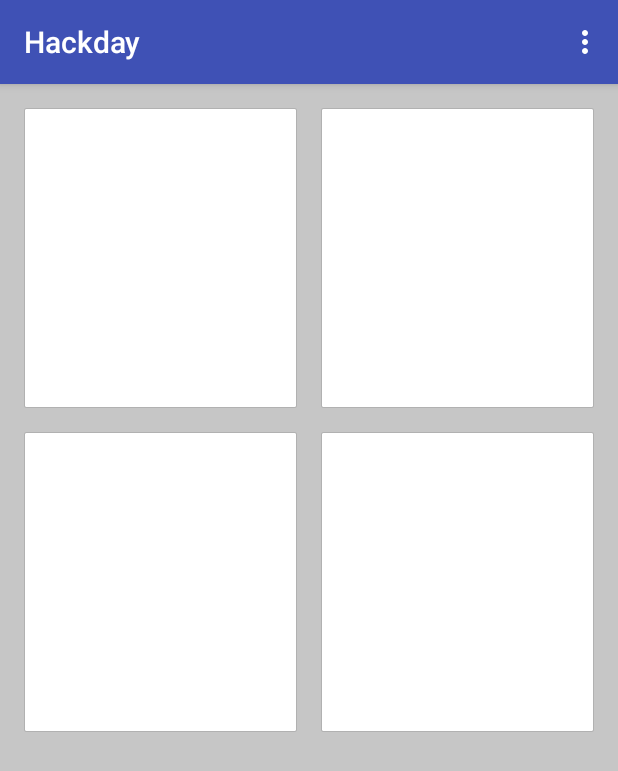
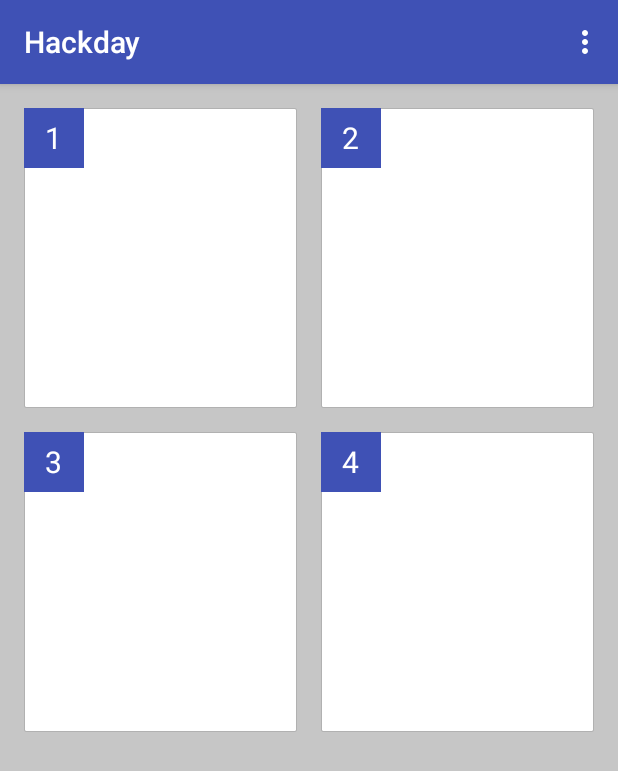
Before and after one commit to g82/Hackday, an Android app: the screen it shows after launch (MainActivity), on a phone screen of 412 x 824 dp. Shown: the top 771 px of the screen. Run offline under Robolectric (Android 15) with nearby library versions, the phone set to English and light mode, and no system bars; 2 statements that could not run were skipped.

Commit message:
layout changed

```diff
--- a/app/src/main/java/com/diffpath/hackday/DefineActionActivity.java
+++ b/app/src/main/java/com/diffpath/hackday/DefineActionActivity.java
@@ -54,12 +54,28 @@ public class DefineActionActivity extends ActionBarActivity {
         obj.setId(0);
         obj.setDescription("휴대전화의 위치를 찾습니다");
         obj.setName("위치찾기");
+        obj.setImg(R.drawable.transmission3);
         action_lists.add(obj);
 
         obj = new ActionObject();
         obj.setId(1);
         obj.setDescription("여자친구에게 문자를 전송합니다");
         obj.setName("문자전송");
+        obj.setImg(R.drawable.message20);
+        action_lists.add(obj);
+
+        obj = new ActionObject();
+        obj.setId(2);
+        obj.setDescription("수지 영상이 나와요");
+        obj.setName("영상재생");
+        obj.setImg(R.drawable.television24);
+        action_lists.add(obj);
+
+        obj = new ActionObject();
+        obj.setId(3);
+        obj.setDescription("위치정보를 올릴겁니");
+        obj.setName("페이스북 작성");
+        obj.setImg(R.drawable.pencil108);
         action_lists.add(obj);
     }
 
--- a/app/src/main/java/com/diffpath/hackday/MainActivity.java
+++ b/app/src/main/java/com/diffpath/hackday/MainActivity.java
@@ -8,6 +8,7 @@ import android.util.Log;
 import android.view.Menu;
 import android.view.MenuItem;
 import android.view.View;
+import android.widget.ImageView;
 import android.widget.LinearLayout;
 import android.widget.TextView;
 import android.widget.Toast;
@@ -118,24 +119,33 @@ public class MainActivity extends ActionBarActivity implements GcmRegTask.GcmTas
         TextView tv3 = (TextView) findViewById(R.id.explain3);
         TextView tv4 = (TextView) findViewById(R.id.explain4);
 
+        ImageView iv1 = (ImageView) findViewById(R.id.img1);
+        ImageView iv2 = (ImageView) findViewById(R.id.img2);
+        ImageView iv3 = (ImageView) findViewById(R.id.img3);
+        ImageView iv4 = (ImageView) findViewById(R.id.img4);
+
         if(pref.getInt("1", -1) != -1)
         {
             tv1.setText(action_lists.get(pref.getInt("1", -1)).getName());
+            iv1.setImageResource(action_lists.get(pref.getInt("1", -1)).getImg());
         }
 
         if(pref.getInt("2", -1) != -1)
         {
             tv2.setText(action_lists.get(pref.getInt("2", -1)).getName());
+            iv2.setImageResource(action_lists.get(pref.getInt("2", -1)).getImg());
         }
 
         if(pref.getInt("3", -1) != -1)
         {
             tv3.setText(action_lists.get(pref.getInt("3", -1)).getName());
+            iv3.setImageResource(action_lists.get(pref.getInt("3", -1)).getImg());
         }
 
         if(pref.getInt("4", -1) != -1)
         {
             tv4.setText(action_lists.get(pref.getInt("4", -1)).getName());
+            iv4.setImageResource(action_lists.get(pref.getInt("4", -1)).getImg());
         }
 
 
@@ -148,12 +158,28 @@ public class MainActivity extends ActionBarActivity implements GcmRegTask.GcmTas
         obj.setId(0);
         obj.setDescription("휴대전화의 위치를 찾습니다");
         obj.setName("위치찾기");
+        obj.setImg(R.drawable.transmission3);
         action_lists.add(obj);
 
         obj = new ActionObject();
         obj.setId(1);
         obj.setDescription("여자친구에게 문자를 전송합니다");
         obj.setName("문자전송");
+        obj.setImg(R.drawable.message20);
+        action_lists.add(obj);
+
+        obj = new ActionObject();
+        obj.setId(2);
+        obj.setDescription("수지 영상이 나와요");
+        obj.setName("영상재생");
+        obj.setImg(R.drawable.television24);
+        action_lists.add(obj);
+
+        obj = new ActionObject();
+        obj.setId(3);
+        obj.setDescription("위치정보를 올릴겁니");
+        obj.setName("페이스북 작성");
+        obj.setImg(R.drawable.pencil108);
         action_lists.add(obj);
     }
 
--- a/app/src/main/java/com/diffpath/hackday/object/ActionObject.java
+++ b/app/src/main/java/com/diffpath/hackday/object/ActionObject.java
@@ -7,6 +7,7 @@ public class ActionObject {
     private int _id;
     private String _name;
     private String _description;
+    private int _img;
 
     public ActionObject(){
         _id = 0;
@@ -43,4 +44,14 @@ public class ActionObject {
     {
         return _description;
     }
+
+    public void setImg(int val)
+    {
+        _img = val;
+    }
+
+    public int getImg()
+    {
+        return _img;
+    }
 }
--- a/app/src/main/res/layout/activity_main.xml
+++ b/app/src/main/res/layout/activity_main.xml
@@ -20,16 +20,35 @@
             android:background="@drawable/ps_bg_box"
             android:orientation="vertical"
             android:layout_weight="1">
-            <ImageView
-                android:layout_width="match_parent"
+            <FrameLayout android:layout_width="match_parent"
                 android:layout_height="150dp"
-                android:text="1"/>
+                android:gravity="center">
+                <ImageView
+                    android:id="@+id/img1"
+                    android:layout_width="80dp"
+                    android:layout_gravity="center"
+                    android:layout_height="80dp"/>
+                <LinearLayout
+                    android:layout_width="40dp"
+                    android:layout_height="40dp"
+                    android:gravity="center"
+                    android:background="#3F51B5">
+                    <TextView
+                        android:layout_width="wrap_content"
+                        android:layout_height="wrap_content"
+                        android:text="1"
+                        android:textSize="20sp"
+                        android:textColor="#ffffff"/>
+                </LinearLayout>
+            </FrameLayout>
+
             <TextView
                 android:layout_width="wrap_content"
                 android:layout_height="wrap_content"
                 android:textSize="18sp"
                 android:layout_marginLeft="10dp"
                 android:id="@+id/explain1"/>
+
         </LinearLayout>
         <LinearLayout
             android:layout_width="16dp"
@@ -41,9 +60,27 @@
             android:background="@drawable/ps_bg_box"
             android:orientation="vertical"
             android:layout_weight="1">
-            <ImageView
-                android:layout_width="match_parent"
-                android:layout_height="150dp"/>
+            <FrameLayout android:layout_width="match_parent"
+                android:layout_height="150dp"
+                android:gravity="center">
+                <ImageView
+                    android:id="@+id/img2"
+                    android:layout_width="80dp"
+                    android:layout_height="80dp"
+                    android:layout_gravity="center"/>
+                <LinearLayout
+                    android:layout_width="40dp"
+                    android:layout_height="40dp"
+                    android:gravity="center"
+                    android:background="#3F51B5">
+                    <TextView
+                        android:layout_width="wrap_content"
+                        android:layout_height="wrap_content"
+                        android:text="2"
+                        android:textSize="20sp"
+                        android:textColor="#ffffff"/>
+                </LinearLayout>
+            </FrameLayout>
             <TextView
                 android:id="@+id/explain2"
                 android:layout_width="wrap_content"
@@ -51,6 +88,7 @@
                 android:textSize="18sp"
                 android:layout_marginLeft="10dp"
                 />
+
         </LinearLayout>
 
     </LinearLayout>
@@ -67,9 +105,28 @@
             android:background="@drawable/ps_bg_box"
             android:orientation="vertical"
             android:layout_weight="1">
-            <ImageView
-                android:layout_width="match_parent"
-                android:layout_height="150dp"/>
+            <FrameLayout android:layout_width="match_parent"
+                android:layout_height="150dp"
+                android:gravity="center">
+                <ImageView
+                    android:id="@+id/img3"
+                    android:layout_width="80dp"
+                    android:layout_height="80dp"
+                    android:layout_gravity="center"/>
+                <LinearLayout
+                    android:layout_width="40dp"
+                    android:layout_height="40dp"
+                    android:gravity="center"
+                    android:background="#3F51B5">
+                    <TextView
+                        android:layout_width="wrap_content"
+                        android:layout_height="wrap_content"
+                        android:text="3"
+                        android:textSize="20sp"
+                        android:textColor="#ffffff"/>
+                </LinearLayout>
+
+            </FrameLayout>
             <TextView
                 android:id="@+id/explain3"
                 android:layout_width="wrap_content"
@@ -77,6 +134,7 @@
                 android:textSize="18sp"
                 android:layout_marginLeft="10dp"
                 />
+
         </LinearLayout>
         <LinearLayout
             android:layout_width="16dp"
@@ -88,10 +146,27 @@
             android:background="@drawable/ps_bg_box"
             android:orientation="vertical"
             android:layout_weight="1">
-            <ImageView
-                android:layout_width="match_parent"
+            <FrameLayout android:layout_width="match_parent"
                 android:layout_height="150dp"
-                android:text="4"/>
+                android:gravity="center">
+                <ImageView
+                    android:id="@+id/img4"
+                    android:layout_width="80dp"
+                    android:layout_height="80dp"
+                    android:layout_gravity="center"/>
+                <LinearLayout
+                    android:layout_width="40dp"
+                    android:layout_height="40dp"
+                    android:gravity="center"
+                    android:background="#3F51B5">
+                    <TextView
+                        android:layout_width="wrap_content"
+                        android:layout_height="wrap_content"
+                        android:text="4"
+                        android:textSize="20sp"
+                        android:textColor="#ffffff"/>
+                </LinearLayout>
+            </FrameLayout>
             <TextView
                 android:id="@+id/explain4"
                 android:layout_width="wrap_content"
```
Also changed, not shown: app/src/main/res/drawable-xxhdpi/message20.png (added), app/src/main/res/drawable-xxhdpi/pencil108.png (added), app/src/main/res/drawable-xxhdpi/play101.png (added), app/src/main/res/drawable-xxhdpi/television24.png (added), app/src/main/res/drawable-xxhdpi/transmission3.png (added).
